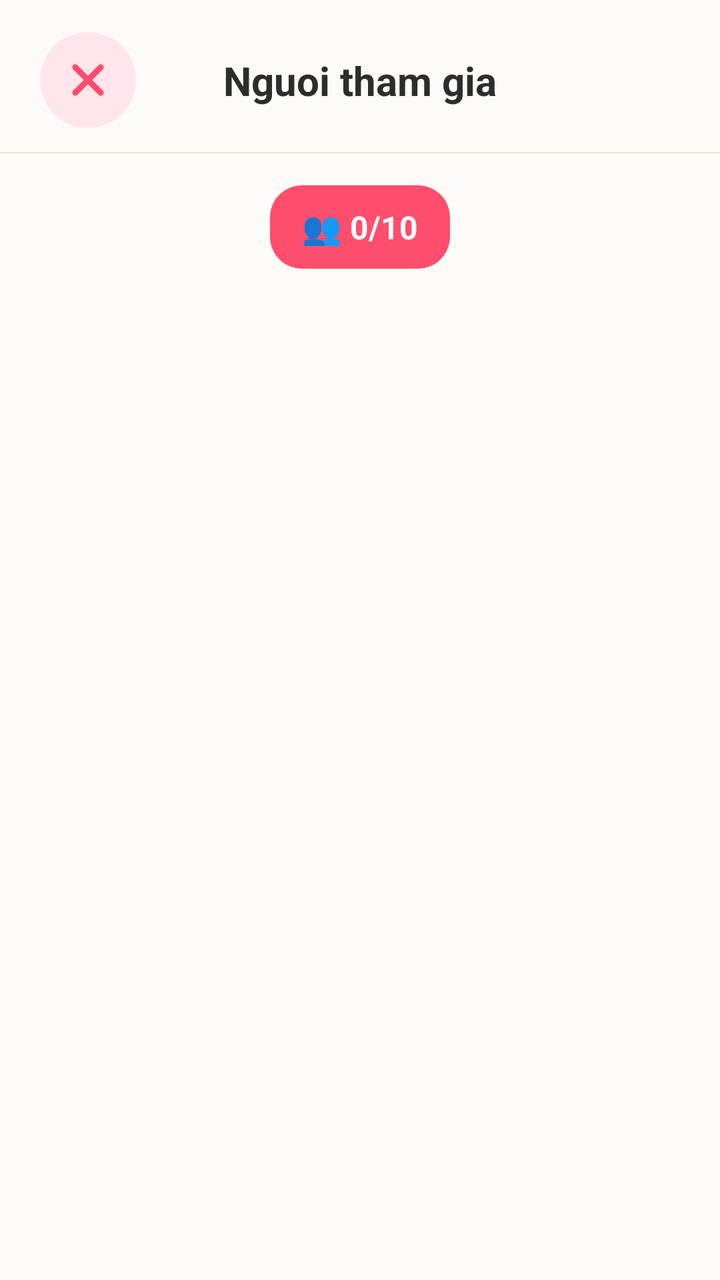
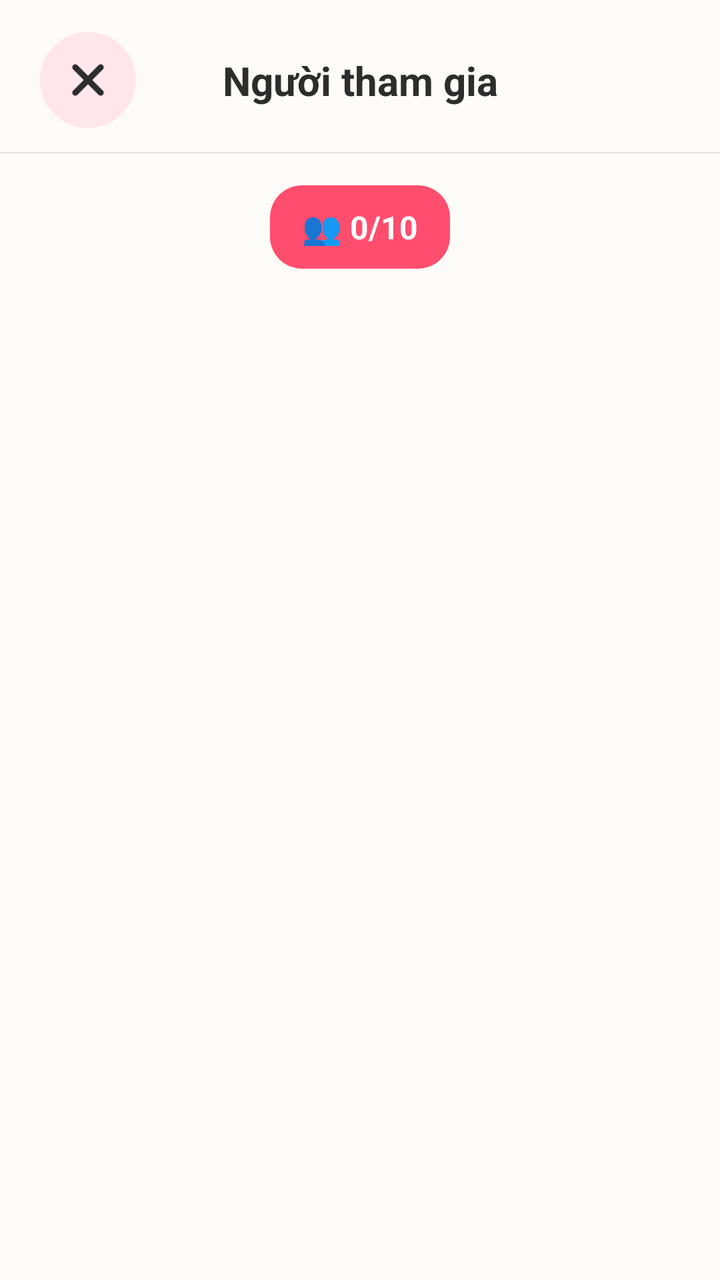

An Android layout rendered at two revisions. The XML below is the earlier revision; the diff shows what the commit changed to produce the second picture.
<!-- AndroidManifest.xml: application theme Theme.Weconnect -->
<!-- res/layout/activity_participants.xml -->
<?xml version="1.0" encoding="utf-8"?>
<androidx.constraintlayout.widget.ConstraintLayout
    xmlns:android="http://schemas.android.com/apk/res/android"
    xmlns:app="http://schemas.android.com/apk/res-auto"
    android:layout_width="match_parent"
    android:layout_height="match_parent"
    android:background="@color/soft_beige"
    android:fitsSystemWindows="true">

    <androidx.constraintlayout.widget.ConstraintLayout
        android:id="@+id/headerParticipants"
        android:layout_width="match_parent"
        android:layout_height="wrap_content"
        android:paddingHorizontal="20dp"
        android:paddingTop="16dp"
        android:paddingBottom="12dp"
        app:layout_constraintTop_toTopOf="parent">

        <ImageView
            android:id="@+id/ivCloseParticipants"
            android:layout_width="48dp"
            android:layout_height="48dp"
            android:background="@drawable/bg_action_icon_circle"
            android:clickable="true"
            android:focusable="true"
            android:padding="12dp"
            android:src="@drawable/ic_close"
            android:contentDescription="Dong"
            app:layout_constraintStart_toStartOf="parent"
            app:layout_constraintTop_toTopOf="parent"
            app:layout_constraintBottom_toBottomOf="parent"
            app:tint="@color/primary_pink" />

        <TextView
            android:id="@+id/tvParticipantsTitle"
            android:layout_width="wrap_content"
            android:layout_height="wrap_content"
            android:text="Nguoi tham gia"
            android:textColor="@color/text_primary"
            android:textSize="20sp"
            android:textStyle="bold"
            app:layout_constraintTop_toTopOf="parent"
            app:layout_constraintBottom_toBottomOf="parent"
            app:layout_constraintStart_toStartOf="parent"
            app:layout_constraintEnd_toEndOf="parent" />
    </androidx.constraintlayout.widget.ConstraintLayout>

    <View
        android:id="@+id/headerDivider"
        android:layout_width="match_parent"
        android:layout_height="0.5dp"
        android:background="#E8E4DE"
        app:layout_constraintTop_toBottomOf="@id/headerParticipants" />

    <TextView
        android:id="@+id/tvParticipantsCount"
        android:layout_width="wrap_content"
        android:layout_height="wrap_content"
        android:layout_marginTop="16dp"
        android:background="@drawable/bg_selected_tag"
        android:paddingHorizontal="16dp"
        android:paddingVertical="10dp"
        android:text="👥 0/10"
        android:textColor="@android:color/white"
        android:textSize="16sp"
        android:textStyle="bold"
        app:layout_constraintTop_toBottomOf="@id/headerDivider"
        app:layout_constraintStart_toStartOf="parent"
        app:layout_constraintEnd_toEndOf="parent" />

    <androidx.recyclerview.widget.RecyclerView
        android:id="@+id/rvParticipants"
        android:layout_width="match_parent"
        android:layout_height="0dp"
        android:layout_marginTop="12dp"
        android:clipToPadding="false"
        android:paddingBottom="16dp"
        app:layout_constraintTop_toBottomOf="@id/tvParticipantsCount"
        app:layout_constraintBottom_toBottomOf="parent" />

</androidx.constraintlayout.widget.ConstraintLayout>
<!-- resources referenced by this layout -->
<resources>
  <color name="primary_pink">#FF4D6D</color>
  <color name="soft_beige">#FDFBF7</color>
  <color name="text_primary">#2D2D2D</color>
  <!-- drawable bg_action_icon_circle (drawable) -->
  <?xml version="1.0" encoding="utf-8"?>
  <shape xmlns:android="http://schemas.android.com/apk/res/android"
      android:shape="oval">
      <solid android:color="@color/secondary_pink" />
  </shape>
  <!-- drawable bg_selected_tag (drawable) -->
  <?xml version="1.0" encoding="utf-8"?>
  <shape xmlns:android="http://schemas.android.com/apk/res/android"
      android:shape="rectangle">
      <solid android:color="@color/primary_pink" />
      <corners android:radius="16dp" />
  </shape>
  <!-- drawable ic_close (drawable) -->
  <vector xmlns:android="http://schemas.android.com/apk/res/android"
      android:width="800dp"
      android:height="800dp"
      android:viewportWidth="1024"
      android:viewportHeight="1024">
    <path
        android:pathData="M195.2,195.2a64,64 0,0 1,90.5 0L512,421.5 738.3,195.2a64,64 0,0 1,90.5 90.5L602.5,512 828.8,738.3a64,64 0,0 1,-90.5 90.5L512,602.5 285.7,828.8a64,64 0,0 1,-90.5 -90.5L421.5,512 195.2,285.7a64,64 0,0 1,0 -90.5z"
        android:fillColor="#000000"/>
  </vector>
  <style name="Theme.Weconnect" parent="Theme.MaterialComponents.DayNight.NoActionBar" />
  <color name="secondary_pink">#FFE6EB</color>
</resources>

<!-- the commit's change to res/layout/activity_participants.xml (unified diff, before → after) -->
@@ -29,13 +29,13 @@
             app:layout_constraintStart_toStartOf="parent"
             app:layout_constraintTop_toTopOf="parent"
             app:layout_constraintBottom_toBottomOf="parent"
-            app:tint="@color/primary_pink" />
+            app:tint="@color/text_primary" />
 
         <TextView
             android:id="@+id/tvParticipantsTitle"
             android:layout_width="wrap_content"
             android:layout_height="wrap_content"
-            android:text="Nguoi tham gia"
+            android:text="Người tham gia"
             android:textColor="@color/text_primary"
             android:textSize="20sp"
             android:textStyle="bold"
<!-- resource entries referenced after the edit -->
@@ -1,6 +1,33 @@
 <!-- resources referenced by this layout -->
 <resources>
   <color name="primary_pink">#FF4D6D</color>
+  <style name="Dialog.App" parent="ThemeOverlay.MaterialComponents.MaterialAlertDialog">
+          <item name="alertDialogStyle">@style/MaterialAlertDialog.App</item>
+          <item name="buttonBarNegativeButtonStyle">@style/Dialog.App.ButtonNegative</item>
+          <item name="buttonBarPositiveButtonStyle">@style/Dialog.App.ButtonPositive</item>
+          <item name="buttonBarNeutralButtonStyle">@style/Dialog.App.ButtonNeutral</item>
+      </style>
+  <style name="MaterialAlertDialog.App" parent="MaterialAlertDialog.MaterialComponents">
+          <item name="shapeAppearance">@style/ShapeAppearance.App.Dialog</item>
+      </style>
+  <style name="Dialog.App.ButtonNegative" parent="Widget.MaterialComponents.Button.TextButton.Dialog">
+          <item name="android:textColor">@color/primary_pink</item>
+          <item name="android:fontFamily">sans-serif-medium</item>
+      </style>
+  <style name="Dialog.App.ButtonPositive" parent="Widget.MaterialComponents.Button.TextButton.Dialog">
+          <item name="android:textColor">@color/primary_pink</item>
+          <item name="android:textStyle">bold</item>
+          <item name="android:fontFamily">sans-serif-medium</item>
+      </style>
+  <style name="Dialog.App.ButtonNeutral" parent="Widget.MaterialComponents.Button.TextButton.Dialog">
+          <item name="android:textColor">@color/text_secondary</item>
+          <item name="android:fontFamily">sans-serif-medium</item>
+      </style>
+  <style name="ShapeAppearance.App.Dialog" parent="">
+          <item name="cornerFamily">rounded</item>
+          <item name="cornerSize">20dp</item>
+      </style>
+  <color name="text_secondary">#757575</color>
   <color name="soft_beige">#FDFBF7</color>
   <color name="text_primary">#2D2D2D</color>
   <!-- drawable bg_action_icon_circle (drawable) -->
@@ -26,7 +53,9 @@
         android:pathData="M195.2,195.2a64,64 0,0 1,90.5 0L512,421.5 738.3,195.2a64,64 0,0 1,90.5 90.5L602.5,512 828.8,738.3a64,64 0,0 1,-90.5 90.5L512,602.5 285.7,828.8a64,64 0,0 1,-90.5 -90.5L421.5,512 195.2,285.7a64,64 0,0 1,0 -90.5z"
         android:fillColor="#000000"/>
   </vector>
-  <style name="Theme.Weconnect" parent="Theme.MaterialComponents.DayNight.NoActionBar" />
+  <style name="Theme.Weconnect" parent="Theme.MaterialComponents.DayNight.NoActionBar">
+          <item name="materialAlertDialogTheme">@style/Dialog.App</item>
+      </style>
   <color name="secondary_pink">#FFE6EB</color>
 </resources>
 
